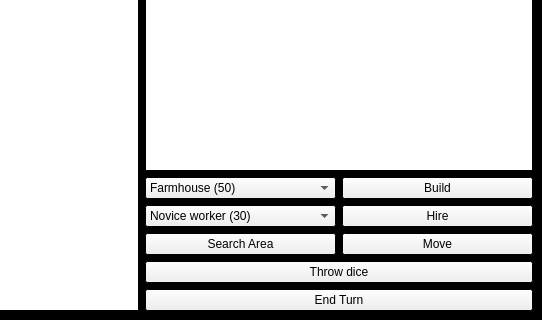
Before: the Qt Designer form Game/mapwindow.ui in kemm0/Adam-Smith-s-Capitalization, drawn with Qt 5; both pictures show x 258 to 800 and y 118 to 438 of the 800 by 438 pixel window.
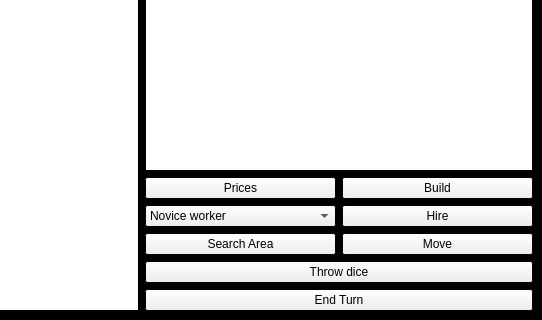
After: the same form once the commit is applied.

Commit message: Added info windows for game rules and prices

```diff
--- a/Game/mapwindow.ui
+++ b/Game/mapwindow.ui
@@ -321,22 +321,10 @@
     <item row="8" column="1">
      <layout class="QHBoxLayout" name="horizontalLayout_5">
       <item>
-       <widget class="QComboBox" name="buildingsList">
-        <item>
-         <property name="text">
-          <string>Farmhouse (50)</string>
-         </property>
-        </item>
-        <item>
-         <property name="text">
-          <string>Logging Cabin (100)</string>
-         </property>
-        </item>
-        <item>
-         <property name="text">
-          <string>Fishing Hut(200)</string>
-         </property>
-        </item>
+       <widget class="QPushButton" name="pricesButton">
+        <property name="text">
+         <string>Prices</string>
+        </property>
        </widget>
       </item>
       <item>
@@ -357,7 +345,7 @@
        <widget class="QComboBox" name="hiringList">
         <item>
          <property name="text">
-          <string>Novice worker (30)</string>
+          <string>Novice worker</string>
          </property>
         </item>
         <item>
```
Left out of the diff: 4 changed lines with no effect on the pictures. The commit also changes 9 other files.
